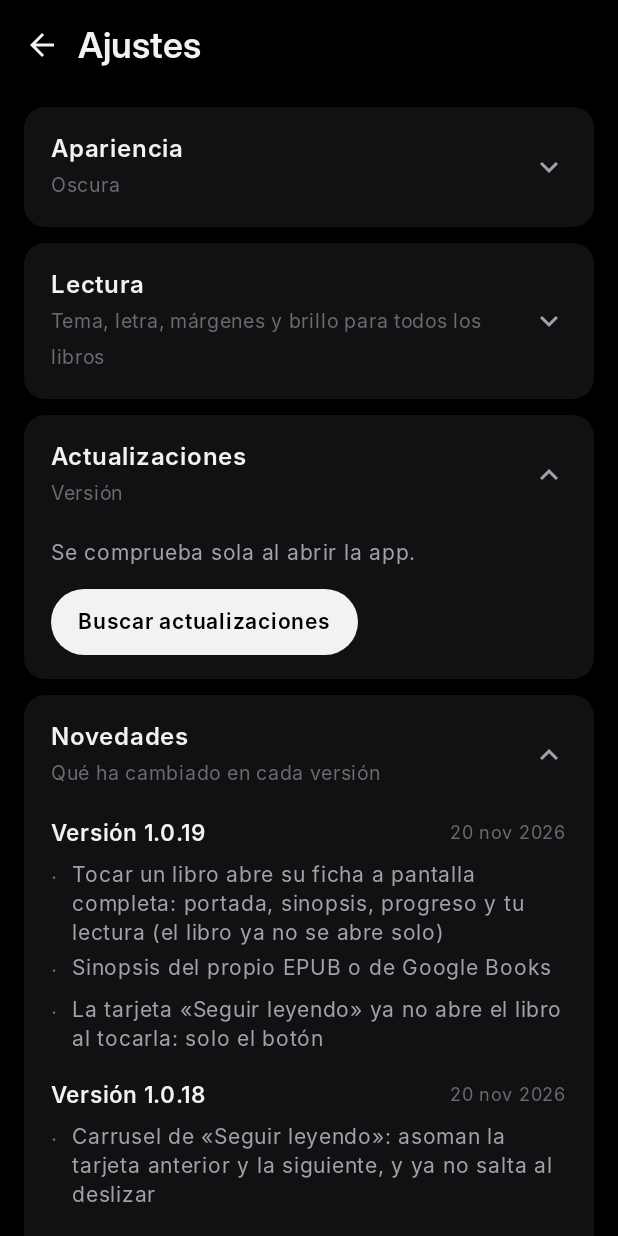
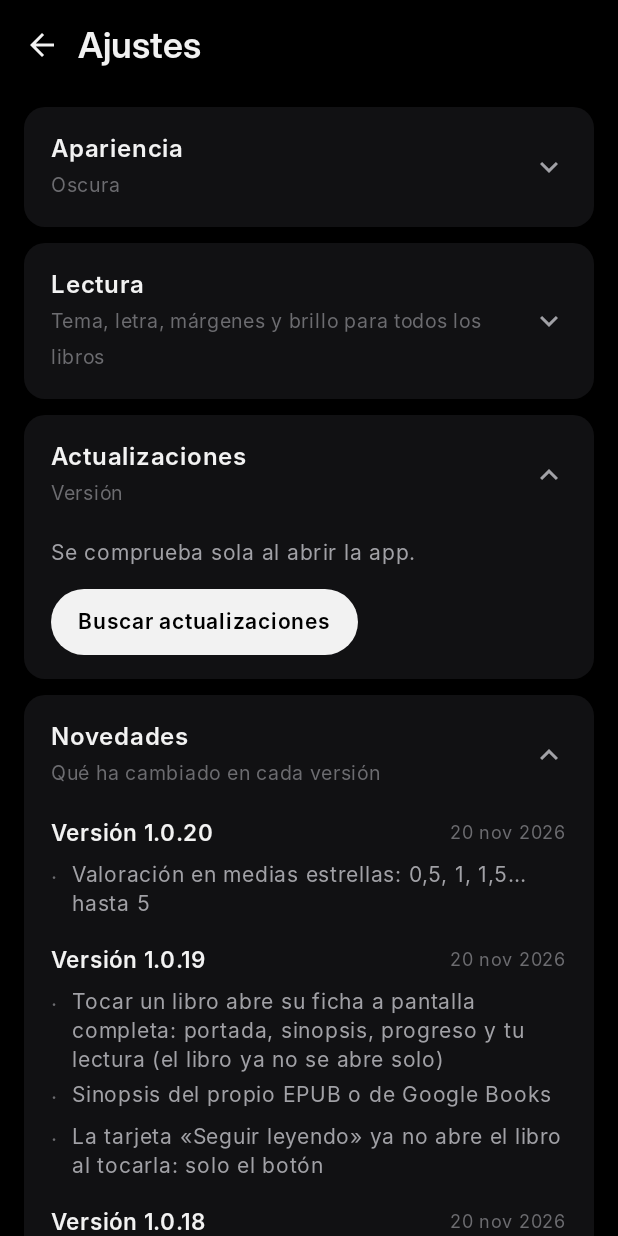
Before and after one commit to jonatanmonteror-gif/noir-books, an Android app built with Jetpack Compose: the screen it shows after launch (MainActivity), after a tap on "Novedades", on a phone screen of 412 x 824 dp. Run offline under Robolectric (Android 15) with nearby library versions, the phone set to English and light mode, and no system bars; pictures from the network do not load; 2 other taps on this screen came first.

Commit message:
Valoración en medias estrellas
Co-Authored-By: Claude Opus 5.5 <noreply@anthropic.com>
Claude-Session: https://claude.ai/code/session_016Xm7Svpz9RSjJdvM2XeutX

```diff
--- a/app/src/main/java/com/noirbooks/app/data/Changelog.kt
+++ b/app/src/main/java/com/noirbooks/app/data/Changelog.kt
@@ -5,6 +5,7 @@ object Changelog {
     data class Entry(val version: String, val date: String, val items: List<String>)
 
     val entries = listOf(
+        Entry("1.0.20", "20 nov 2026", listOf("Valoración en medias estrellas: 0,5, 1, 1,5… hasta 5")),
         Entry("1.0.19", "20 nov 2026", listOf(
             "Tocar un libro abre su ficha a pantalla completa: portada, sinopsis, progreso y tu lectura (el libro ya no se abre solo)",
             "Sinopsis del propio EPUB o de Google Books",
--- a/app/src/main/java/com/noirbooks/app/data/Library.kt
+++ b/app/src/main/java/com/noirbooks/app/data/Library.kt
@@ -104,7 +104,7 @@ data class Book(
     /** Letras de cada capítulo: sirve para el % del libro y el tiempo que queda. */
     val chapterLengths: List<Int> = emptyList(),
     val status: BookStatus = BookStatus.ToRead,
-    /** Valoración en cuartos de estrella (0 = sin valorar). */
+    /** Valoración en medias estrellas, de 0,5 a 5 (0 = sin valorar). */
     val rating: Float = 0f,
     val abandonReason: String = "",
     val review: String = "",
@@ -610,7 +610,7 @@ object Library {
                 anchor = o.optString("anchor"),
                 chapterLengths = lengths,
                 status = status,
-                rating = o.optDouble("rating", 0.0).toFloat(),
+                rating = (kotlin.math.round(o.optDouble("rating", 0.0) * 2) / 2).toFloat(), // medias estrellas
                 abandonReason = o.optString("abandonReason"),
                 review = o.optString("review"),
                 readings = readings,
```
Also changed, not shown: app/src/main/java/com/noirbooks/app/ui/ReaderExtras.kt (+4 -3 lines).
